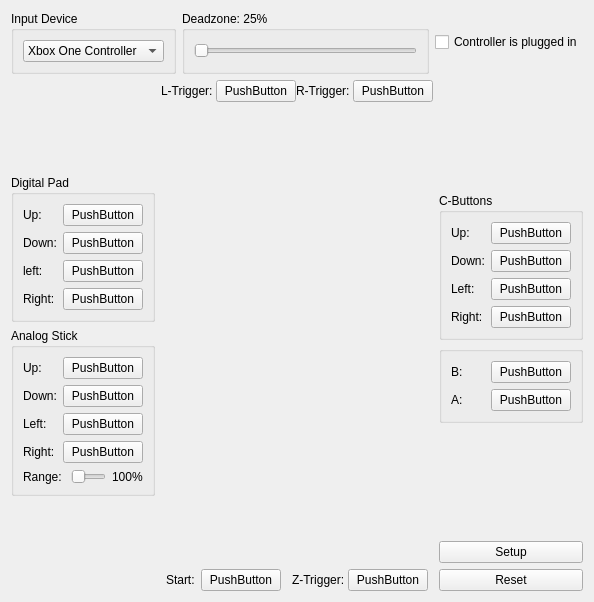
Old version of the form Source/RMG-Input/UserInterface/Widget/ControllerWidget.ui in the repository fdmak71/RMG.
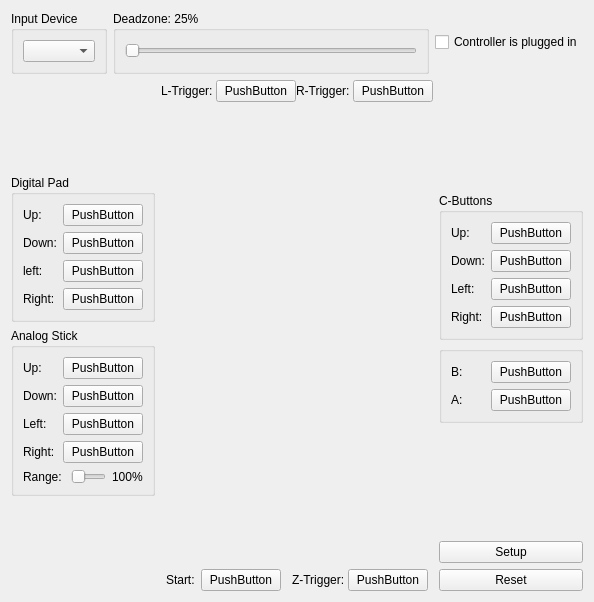
New version of the form.

The edit to the form file:
```diff
--- a/Source/RMG-Input/UserInterface/Widget/ControllerWidget.ui
+++ b/Source/RMG-Input/UserInterface/Widget/ControllerWidget.ui
@@ -42,11 +42,6 @@
             <verstretch>0</verstretch>
            </sizepolicy>
           </property>
-          <item>
-           <property name="text">
-            <string>Xbox One Controller</string>
-           </property>
-          </item>
          </widget>
         </item>
        </layout>
@@ -66,6 +61,12 @@
             <verstretch>0</verstretch>
            </sizepolicy>
           </property>
+          <property name="minimum">
+           <number>0</number>
+          </property>
+          <property name="maximum">
+           <number>100</number>
+          </property>
           <property name="orientation">
            <enum>Qt::Horizontal</enum>
           </property>
@@ -299,7 +300,7 @@
           <item>
            <layout class="QHBoxLayout" name="horizontalLayout_5">
             <item>
-             <widget class="QLabel" name="label_4">
+             <widget class="QLabel" name="label_5">
               <property name="text">
                <string>Range: </string>
               </property>
@@ -313,7 +314,7 @@
              </widget>
             </item>
             <item>
-             <widget class="QLabel" name="label_5">
+             <widget class="QLabel" name="analogStickRangeLabel">
               <property name="text">
                <string>100%</string>
               </property>
```
Left out of the diff: 52 changed lines with no effect on the pictures.
